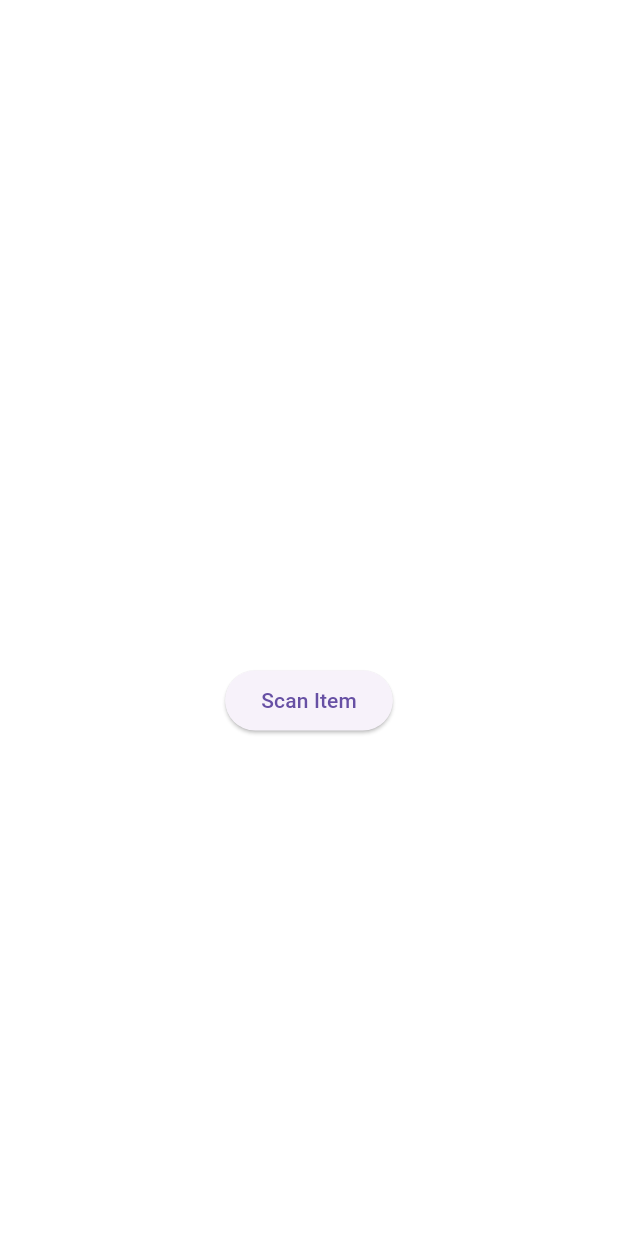
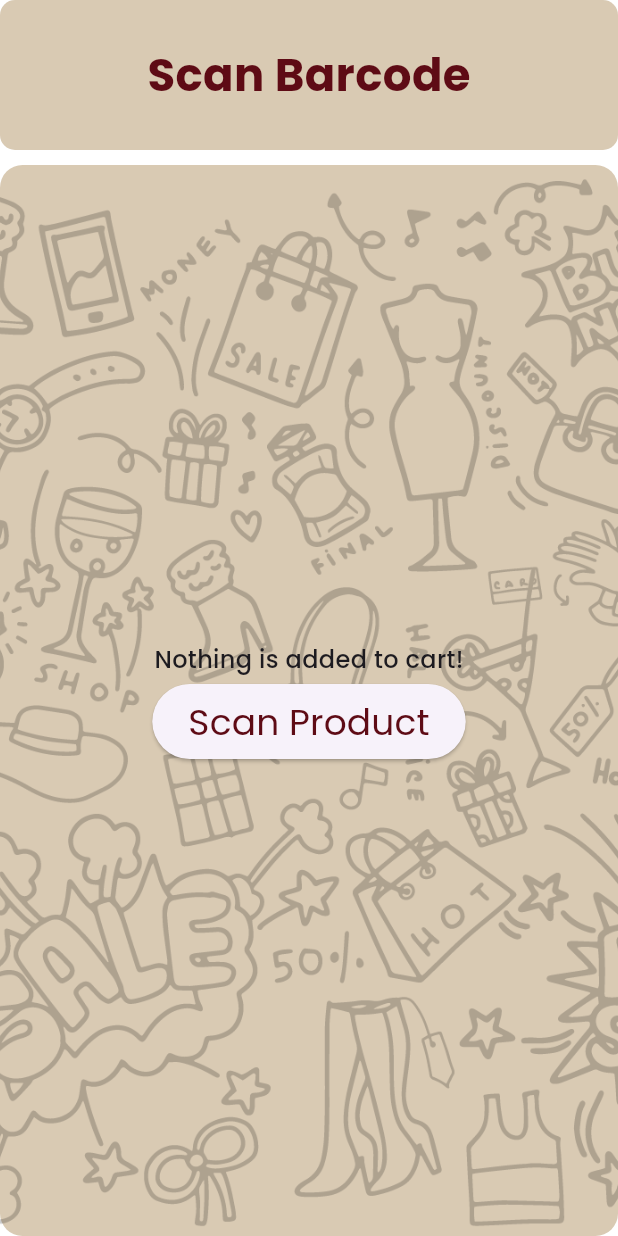
Before and after one commit to AhmedNoorim/DashBuy_ShopApp, a Flutter app: the QRPage screen opened directly, on a phone screen of 412 x 824 dp. Run offline on Flutter 3.47's test engine with Material 3 defaults, Android fonts, the light colour scheme and no system bars; our stand-ins replace animated_splash_screen, cloud_firestore, firebase_auth, firebase_core; missing offline and left inert: flutter_barcode_scanner; accounts and stored records are empty.

Commit message:
qr page - done

```diff
--- a/lib/pages/common_page.dart
+++ b/lib/pages/common_page.dart
@@ -5,7 +5,7 @@ import 'package:flutter/material.dart';
 import 'package:flutter_dash_buy/utilities/cart.dart';
 import 'package:flutter_dash_buy/utilities/home.dart';
 import 'package:flutter_dash_buy/utilities/notes.dart';
-import 'package:flutter_dash_buy/utilities/qr.dart';
+import 'package:flutter_dash_buy/pages/qr_page.dart';
 
 class CommonPage extends StatefulWidget {
   const CommonPage({super.key});
@@ -28,6 +28,7 @@ class _CommonPageState extends State<CommonPage> {
     CartPage(),
     NotesPage(),
     QRPage(),
+    // QRPage(),
   ];
 
   @override
--- a/lib/utilities/qr.dart
+++ b/lib/pages/qr_page.dart
@@ -1,7 +1,7 @@
 // ignore_for_file: prefer_const_constructors, prefer_const_literals_to_create_immutables
 
 import 'package:flutter/material.dart';
-import 'package:flutter_dash_buy/pages/qr_cam.dart';
+import 'package:flutter_dash_buy/utilities/qr_cam.dart';
 
 class QRPage extends StatefulWidget {
   const QRPage({super.key});
@@ -19,9 +19,22 @@ class _QRPageState extends State<QRPage> {
         children: [
           // top box
           Container(
+            width: double.infinity,
             height: 100,
             decoration: BoxDecoration(
-                color: Colors.white, borderRadius: BorderRadius.circular(10)),
+                color: Color(0xFFD9CAB3),
+                borderRadius: BorderRadius.circular(10)),
+            child: Center(
+              child: Text(
+                "Scan Barcode",
+                style: TextStyle(
+                  color: Color(0xFF5E0B15),
+                  fontFamily: "Poppins",
+                  fontWeight: FontWeight.w600,
+                  fontSize: 30,
+                ),
+              ),
+            ),
           ),
 
           SizedBox(height: 10),
@@ -30,7 +43,7 @@ class _QRPageState extends State<QRPage> {
           Expanded(
             child: Container(
               decoration: BoxDecoration(
-                color: Colors.white,
+                color: Color(0xFFD9CAB3),
                 borderRadius: BorderRadius.circular(15),
               ),
               child: QrScanner(),
--- a/lib/pages/qr_cam.dart
+++ b/lib/utilities/qr_cam.dart
@@ -1,8 +1,10 @@
+// ignore_for_file: prefer_const_constructors
+
 import 'package:flutter/material.dart';
 import 'package:flutter/services.dart';
 import 'package:flutter_barcode_scanner/flutter_barcode_scanner.dart';
 
-import '../utilities/get_item_data.dart';
+import 'get_item_data.dart';
 
 class QrScanner extends StatefulWidget {
   const QrScanner({super.key});
@@ -12,7 +14,7 @@ class QrScanner extends StatefulWidget {
 }
 
 class _QrScannerState extends State<QrScanner> {
-  String _scanResult = "Scan Item";
+  String _scanResult = "Nothing";
 
   @override
   void initState() {
@@ -32,23 +34,49 @@ class _QrScannerState extends State<QrScanner> {
       _scanResult = barcodeScanRes;
     });
 
-    print(_scanResult);
     GetCartData(_scanResult, context);
   }
 
   @override
   Widget build(BuildContext context) {
     return Container(
+      decoration: BoxDecoration(
+          image: DecorationImage(
+        image: AssetImage("assets/images/BG.png"),
+        fit: BoxFit.cover,
+        opacity: 0.2,
+      )),
       alignment: Alignment.center,
       child: Flex(
         direction: Axis.vertical,
         mainAxisAlignment: MainAxisAlignment.center,
         children: <Widget>[
+          Text(
+            "$_scanResult is added to cart!",
+            style: TextStyle(
+              fontSize: 16,
+              fontFamily: 'Poppins',
+              fontWeight: FontWeight.w500,
+            ),
+          ),
+          SizedBox(
+            height: 5,
+          ),
           ElevatedButton(
+            style: ButtonStyle(
+                minimumSize: MaterialStateProperty.all<Size>(Size(200, 50))),
             onPressed: () {
               scanCode();
             },
-            child: Text(_scanResult),
+            child: Text(
+              "Scan Product",
+              style: TextStyle(
+                color: Color(0xFF5E0B15),
+                fontFamily: "Poppins",
+                fontWeight: FontWeight.w400,
+                fontSize: 24,
+              ),
+            ),
           )
         ],
       ),
```
Also changed, not shown: lib/main.dart (+3 -4 lines), lib/pages/reciept.dart (deleted, +0 -25 lines), lib/utilities/get_item_data.dart (+1 -11 lines).
